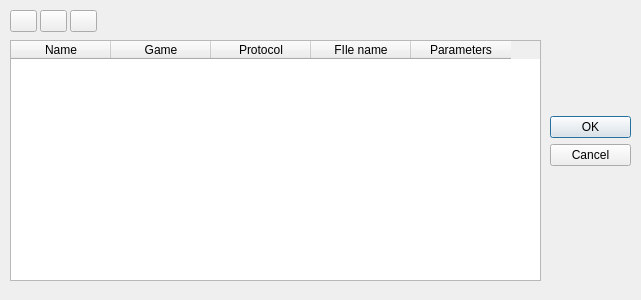
The window that enginemanager.ui (fire-lizard/QBoard) describes before a commit, drawn with Qt 5.
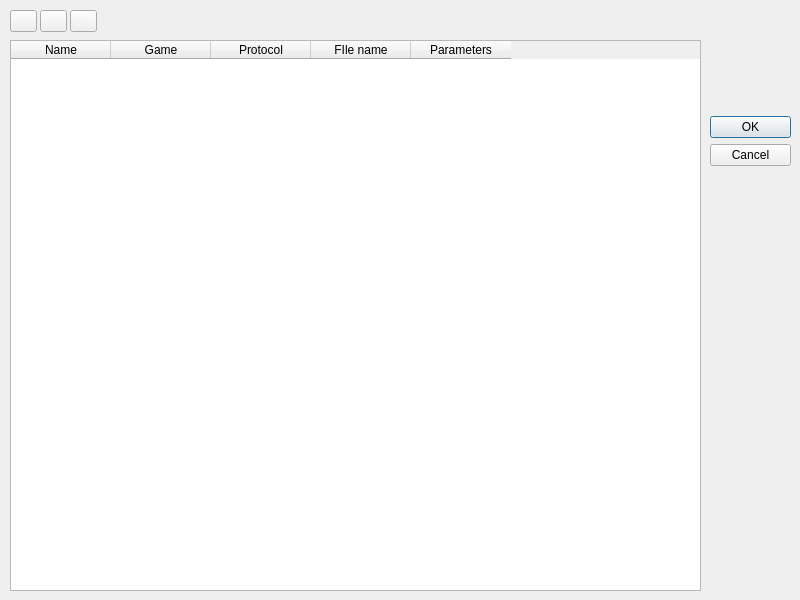
The same window after the commit. Icons and pictures are not drawn.

Diff of the .ui file:
```diff
--- a/enginemanager.ui
+++ b/enginemanager.ui
@@ -6,8 +6,8 @@
    <rect>
     <x>0</x>
     <y>0</y>
-    <width>641</width>
-    <height>300</height>
+    <width>800</width>
+    <height>600</height>
    </rect>
   </property>
   <property name="windowTitle">
@@ -16,7 +16,7 @@
   <widget class="QDialogButtonBox" name="buttonBox">
    <property name="geometry">
     <rect>
-     <x>550</x>
+     <x>710</x>
      <y>20</y>
      <width>81</width>
      <height>241</height>
@@ -37,8 +37,8 @@
     <rect>
      <x>10</x>
      <y>40</y>
-     <width>531</width>
-     <height>241</height>
+     <width>691</width>
+     <height>551</height>
     </rect>
    </property>
    <property name="selectionBehavior">
```
